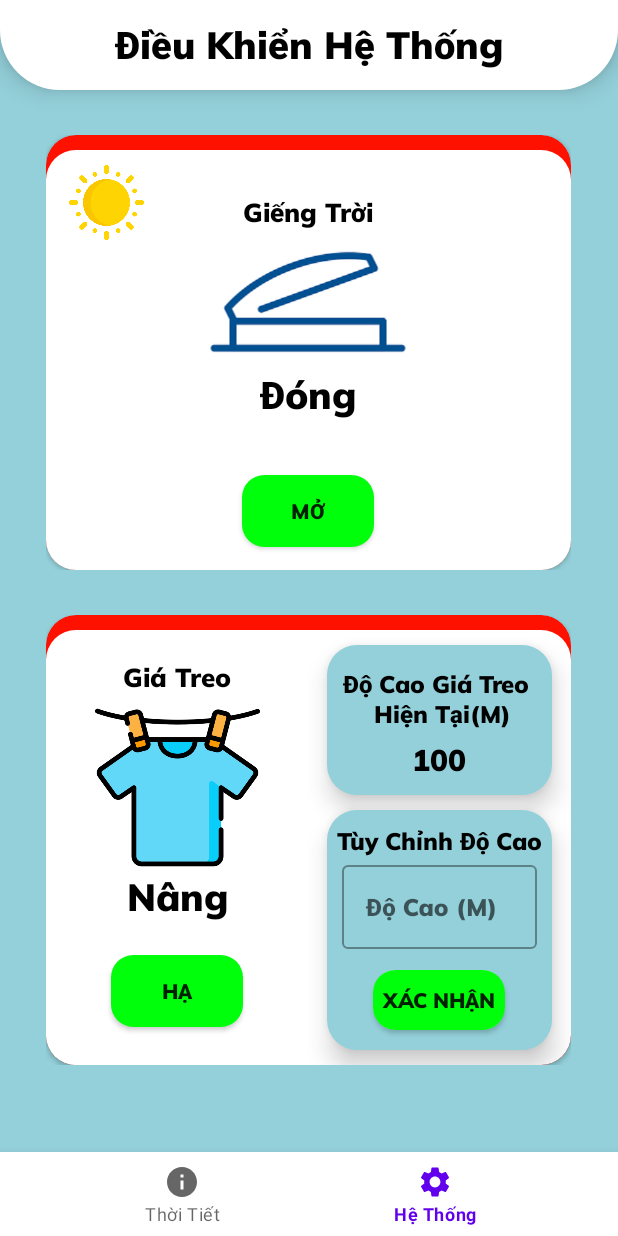
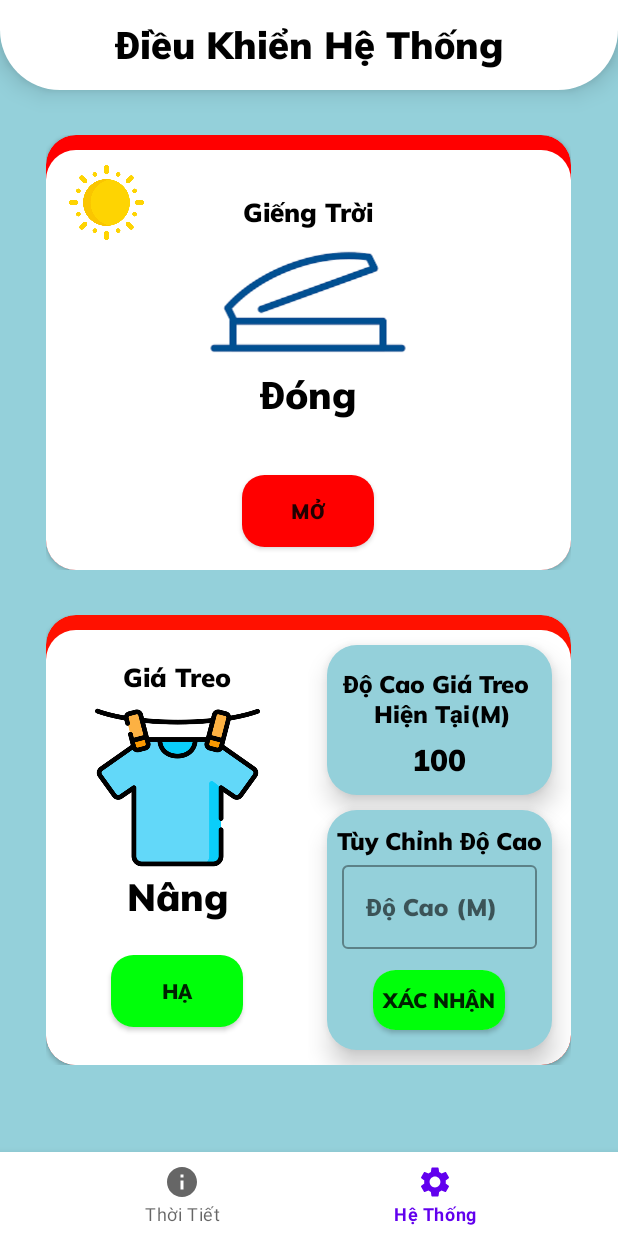
Before and after one commit to DangThaiHoa/HomeControl-With-ESP82666, an Android app: the screen it shows after launch (MainActivity), item 2 of the bottom bar chosen, on a phone screen of 412 x 824 dp. Run offline under Robolectric (Android 15) with nearby library versions, the phone set to English and light mode, and no system bars; our stand-ins replace Firebase (no records; nobody signed in at launch, a user with empty details on screens opened directly); 17 statements that could not run were skipped.

Commit message:
50% : Servo

```diff
--- a/app/src/main/java/com/example/homecontrol/ControlFragment.java
+++ b/app/src/main/java/com/example/homecontrol/ControlFragment.java
@@ -1,15 +1,21 @@
 package com.example.homecontrol;
 
+import android.graphics.Color;
 import android.os.Bundle;
 
+import androidx.annotation.ColorInt;
 import androidx.annotation.NonNull;
+import androidx.cardview.widget.CardView;
 import androidx.fragment.app.Fragment;
 
+import android.os.Handler;
 import android.view.LayoutInflater;
 import android.view.View;
 import android.view.ViewGroup;
 import android.widget.Button;
 import android.widget.EditText;
+import android.widget.ImageView;
+import android.widget.TextView;
 
 import com.google.android.material.textfield.TextInputEditText;
 import com.google.firebase.database.DataSnapshot;
@@ -56,8 +62,13 @@ public class ControlFragment extends Fragment {
         return fragment;
     }
 
-    Button btn;
-    TextInputEditText text;
+    Button OpenCloseRoof;
+    TextView roof;
+    FirebaseDatabase database;
+    DatabaseReference refAngleServo, refWaterSensor, refDate, refTime, refErrorDS1302;
+    CardView cardServo;
+    int AngleCur;
+    ImageView weaControl;
 
     @Override
     public void onCreate(Bundle savedInstanceState) {
@@ -67,16 +78,131 @@ public class ControlFragment extends Fragment {
             mParam2 = getArguments().getString(ARG_PARAM2);
         }
     }
-
-    DatabaseReference myRef;
     @Override
     public View onCreateView(LayoutInflater inflater, ViewGroup container,
                              Bundle savedInstanceState) {
         // Inflate the layout for this fragment
         View view = inflater.inflate(R.layout.fragment_control, container, false);
-        btn = view.findViewById(R.id.button);
-        text = view.findViewById(R.id.docao);
+        OpenCloseRoof = view.findViewById(R.id.btnOpenCloseRoof);
+        roof = view.findViewById(R.id.textRoof);
+        weaControl = view.findViewById(R.id.weatherControl);
+
+        cardServo = view.findViewById(R.id.cardServo);
+
+        database = FirebaseDatabase.getInstance();
+        refAngleServo = database.getReference("Servo/roof");
+        refWaterSensor = database.getReference("WATERSENSOR/waterdata");
+
+        refDate = database.getReference("DS1302/date");
+        refTime = database.getReference("DS1302/time");
+        refErrorDS1302 = database.getReference("DS1302/error");
+
+
+        refAngleServo.addValueEventListener(new ValueEventListener() {
+            @Override
+            public void onDataChange(@NonNull DataSnapshot dataSnapshot) {
+                int Angle = dataSnapshot.getValue(Integer.class);
+                if(Angle == 180){
+                    roof.setText("Mở");
+                    OpenCloseRoof.setBackgroundColor(Color.parseColor("green"));
+                    cardServo.setCardBackgroundColor(Color.parseColor("green"));
+                    AngleCur = 0;
+                }else{
+                    roof.setText("Đóng");
+                    OpenCloseRoof.setBackgroundColor(Color.parseColor("red"));
+                    cardServo.setCardBackgroundColor(Color.parseColor("red"));
+                    AngleCur = 180;
+                }
+
+            }
+
+            @Override
+            public void onCancelled(@NonNull DatabaseError error) {
+
+            }
+        });
+
+        OpenCloseRoof.setOnClickListener(new View.OnClickListener() {
+            @Override
+            public void onClick(View view) {
+                refAngleServo.setValue(AngleCur);
+                roof.setText("Đóng");
+                OpenCloseRoof.setBackgroundColor(Color.parseColor("red"));
+                cardServo.setCardBackgroundColor(Color.parseColor("red"));
+            }
+        });
+
+        ReadDateTime();
+
+        ReadWeather("6");
 
         return view;
     }
+
+    private void ReadDateTime(){
+
+        refErrorDS1302.addValueEventListener(new ValueEventListener() {
+            @Override
+            public void onDataChange(@NonNull DataSnapshot dataSnapshot) {
+                String getError = dataSnapshot.getValue(String.class);
+                if(getError.equals("Read/Connect/Battery")){
+                }else{
+                    refTime.addValueEventListener(new ValueEventListener() {
+                        @Override
+                        public void onDataChange(@NonNull DataSnapshot dataSnapshot) {
+                            String getTime = dataSnapshot.getValue(String.class);
+                            ReadWeather(getTime);
+
+                        }
+
+                        @Override
+                        public void onCancelled(@NonNull DatabaseError error) {
+
+                        }
+                    });
+                }
+
+            }
+
+            @Override
+            public void onCancelled(@NonNull DatabaseError error) {
+
+            }
+        });
+    }
+
+    private void ReadWeather(String time){
+        refWaterSensor.addValueEventListener(new ValueEventListener() {
+            @Override
+            public void onDataChange(@NonNull DataSnapshot dataSnapshot) {
+                int getWaterData = dataSnapshot.getValue(Integer.class);
+                String string = time;
+                String[] parts = string.split(":");
+                String hour = parts[0];
+                if(Integer.parseInt(hour) >= 6 && Integer.parseInt(hour) < 18){
+                    if(getWaterData <= 50){
+                        weaControl.setImageResource(R.drawable.sun);
+                    }else if (getWaterData >= 50 && getWaterData <= 350){
+                        weaControl.setImageResource(R.drawable.raining);
+                    }else{
+                        weaControl.setImageResource(R.drawable.storm);
+                    }
+                }else{
+                    if(getWaterData <= 50){
+                        weaControl.setImageResource(R.drawable.moon);
+                    }else if (getWaterData >= 50 && getWaterData <= 350){
+                        weaControl.setImageResource(R.drawable.raining);
+                    }else{
+                        weaControl.setImageResource(R.drawable.storm);
+                    }
+                }
+
+            }
+
+            @Override
+            public void onCancelled(@NonNull DatabaseError error) {
+
+            }
+        });
+    }
 }
--- a/app/src/main/java/com/example/homecontrol/WeatherInformationFragment.java
+++ b/app/src/main/java/com/example/homecontrol/WeatherInformationFragment.java
@@ -198,6 +198,7 @@ public class WeatherInformationFragment extends Fragment {
                         public void onDataChange(@NonNull DataSnapshot dataSnapshot) {
                             String getDate = dataSnapshot.getValue(String.class);
                             date.setText(getDate);
+
                         }
 
                         @Override
@@ -211,6 +212,7 @@ public class WeatherInformationFragment extends Fragment {
                             String getTime = dataSnapshot.getValue(String.class);
                             time.setText(getTime);
                             ReadWeather(getTime);
+
                         }
 
                         @Override
@@ -219,6 +221,7 @@ public class WeatherInformationFragment extends Fragment {
                         }
                     });
                 }
+
             }
 
             @Override
@@ -265,6 +268,7 @@ public class WeatherInformationFragment extends Fragment {
                         weaCard.setCardBackgroundColor(Color.parseColor("black"));
                     }
                 }
+
             }
 
             @Override
--- a/app/src/main/res/layout/fragment_control.xml
+++ b/app/src/main/res/layout/fragment_control.xml
@@ -41,6 +41,7 @@
                 android:layout_marginTop="30dp">
 
                 <androidx.cardview.widget.CardView
+                    android:id="@+id/cardServo"
                     android:layout_width="350dp"
                     android:layout_height="290dp"
                     android:elevation="10dp"
@@ -61,6 +62,7 @@
                             android:padding="10dp"/>
 
                         <ImageView
+                            android:id="@+id/weatherControl"
                             android:layout_width="70dp"
                             android:layout_height="70dp"
                             android:src="@drawable/sun"
@@ -79,6 +81,7 @@
                             android:layout_marginTop="30dp"/>
 
                         <TextView
+                            android:id="@+id/textRoof"
                             android:layout_width="wrap_content"
                             android:layout_height="wrap_content"
                             android:fontFamily="@font/muli_black"
@@ -99,6 +102,7 @@
                             android:layout_marginBottom="25dp">
 
                             <androidx.appcompat.widget.AppCompatButton
+                                android:id="@+id/btnOpenCloseRoof"
                                 android:layout_width="wrap_content"
                                 android:layout_height="wrap_content"
                                 android:text="Mở"
```
Also changed, not shown: app/src/main/java/com/example/homecontrol/MainActivity.java (+8 -5 lines), 1 other file.
